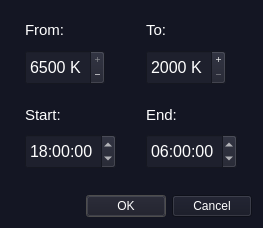
Qt form src/tempscheduler.ui (ArtrixTech/DynaGammy) before a commit.
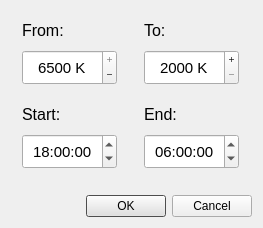
The same form after that commit. Icons and pictures are not drawn.

Commit message: Adjust style

The edit to the form file:
```diff
--- a/src/tempscheduler.ui
+++ b/src/tempscheduler.ui
@@ -16,232 +16,6 @@
     <verstretch>0</verstretch>
    </sizepolicy>
   </property>
-  <property name="palette">
-   <palette>
-    <active>
-     <colorrole role="WindowText">
-      <brush brushstyle="SolidPattern">
-       <color alpha="255">
-        <red>255</red>
-        <green>255</green>
-        <blue>255</blue>
-       </color>
-      </brush>
-     </colorrole>
-     <colorrole role="Button">
-      <brush brushstyle="SolidPattern">
-       <color alpha="255">
-        <red>20</red>
-        <green>22</green>
-        <blue>35</blue>
-       </color>
-      </brush>
-     </colorrole>
-     <colorrole role="Text">
-      <brush brushstyle="SolidPattern">
-       <color alpha="255">
-        <red>255</red>
-        <green>255</green>
-        <blue>255</blue>
-       </color>
-      </brush>
-     </colorrole>
-     <colorrole role="ButtonText">
-      <brush brushstyle="SolidPattern">
-       <color alpha="255">
-        <red>255</red>
-        <green>255</green>
-        <blue>255</blue>
-       </color>
-      </brush>
-     </colorrole>
-     <colorrole role="Base">
-      <brush brushstyle="SolidPattern">
-       <color alpha="255">
-        <red>20</red>
-        <green>22</green>
-        <blue>35</blue>
-       </color>
-      </brush>
-     </colorrole>
-     <colorrole role="Window">
-      <brush brushstyle="SolidPattern">
-       <color alpha="255">
-        <red>20</red>
-        <green>22</green>
-        <blue>35</blue>
-       </color>
-      </brush>
-     </colorrole>
-     <colorrole role="AlternateBase">
-      <brush brushstyle="SolidPattern">
-       <color alpha="255">
-        <red>79</red>
-        <green>255</green>
-        <blue>255</blue>
-       </color>
-      </brush>
-     </colorrole>
-     <colorrole role="PlaceholderText">
-      <brush brushstyle="NoBrush">
-       <color alpha="128">
-        <red>255</red>
-        <green>255</green>
-        <blue>255</blue>
-       </color>
-      </brush>
-     </colorrole>
-    </active>
-    <inactive>
-     <colorrole role="WindowText">
-      <brush brushstyle="SolidPattern">
-       <color alpha="255">
-        <red>255</red>
-        <green>255</green>
-        <blue>255</blue>
-       </color>
-      </brush>
-     </colorrole>
-     <colorrole role="Button">
-      <brush brushstyle="SolidPattern">
-       <color alpha="255">
-        <red>20</red>
-        <green>22</green>
-        <blue>35</blue>
-       </color>
-      </brush>
-     </colorrole>
-     <colorrole role="Text">
-      <brush brushstyle="SolidPattern">
-       <color alpha="255">
-        <red>255</red>
-        <green>255</green>
-        <blue>255</blue>
-       </color>
-      </brush>
-     </colorrole>
-     <colorrole role="ButtonText">
-      <brush brushstyle="SolidPattern">
-       <color alpha="255">
-        <red>255</red>
-        <green>255</green>
-        <blue>255</blue>
-       </color>
-      </brush>
-     </colorrole>
-     <colorrole role="Base">
-      <brush brushstyle="SolidPattern">
-       <color alpha="255">
-        <red>20</red>
-        <green>22</green>
-        <blue>35</blue>
-       </color>
-      </brush>
-     </colorrole>
-     <colorrole role="Window">
-      <brush brushstyle="SolidPattern">
-       <color alpha="255">
-        <red>20</red>
-        <green>22</green>
-        <blue>35</blue>
-       </color>
-      </brush>
-     </colorrole>
-     <colorrole role="AlternateBase">
-      <brush brushstyle="SolidPattern">
-       <color alpha="255">
-        <red>79</red>
-        <green>255</green>
-        <blue>255</blue>
-       </color>
-      </brush>
-     </colorrole>
-     <colorrole role="PlaceholderText">
-      <brush brushstyle="NoBrush">
-       <color alpha="128">
-        <red>255</red>
-        <green>255</green>
-        <blue>255</blue>
-       </color>
-      </brush>
-     </colorrole>
-    </inactive>
-    <disabled>
-     <colorrole role="WindowText">
-      <brush brushstyle="SolidPattern">
-       <color alpha="255">
-        <red>255</red>
-        <green>255</green>
-        <blue>255</blue>
-       </color>
-      </brush>
-     </colorrole>
-     <colorrole role="Button">
-      <brush brushstyle="SolidPattern">
-       <color alpha="255">
-        <red>20</red>
-        <green>22</green>
-        <blue>35</blue>
-       </color>
-      </brush>
-     </colorrole>
-     <colorrole role="Text">
-      <brush brushstyle="SolidPattern">
-       <color alpha="255">
-        <red>255</red>
-        <green>255</green>
-        <blue>255</blue>
-       </color>
-      </brush>
-     </colorrole>
-     <colorrole role="ButtonText">
-      <brush brushstyle="SolidPattern">
-       <color alpha="255">
-        <red>255</red>
-        <green>255</green>
-        <blue>255</blue>
-       </color>
-      </brush>
-     </colorrole>
-     <colorrole role="Base">
-      <brush brushstyle="SolidPattern">
-       <color alpha="255">
-        <red>20</red>
-        <green>22</green>
-        <blue>35</blue>
-       </color>
-      </brush>
-     </colorrole>
-     <colorrole role="Window">
-      <brush brushstyle="SolidPattern">
-       <color alpha="255">
-        <red>20</red>
-        <green>22</green>
-        <blue>35</blue>
-       </color>
-      </brush>
-     </colorrole>
-     <colorrole role="AlternateBase">
-      <brush brushstyle="SolidPattern">
-       <color alpha="255">
-        <red>79</red>
-        <green>255</green>
-        <blue>255</blue>
-       </color>
-      </brush>
-     </colorrole>
-     <colorrole role="PlaceholderText">
-      <brush brushstyle="NoBrush">
-       <color alpha="128">
-        <red>255</red>
-        <green>255</green>
-        <blue>255</blue>
-       </color>
-      </brush>
-     </colorrole>
-    </disabled>
-   </palette>
-  </property>
   <property name="windowTitle">
    <string>Temperature schedule</string>
   </property>
@@ -250,10 +24,7 @@
     <normaloff>:/res/icons/64x64ball.ico</normaloff>:/res/icons/64x64ball.ico</iconset>
   </property>
   <property name="styleSheet">
-   <string notr="true">background-color: rgb(20,22,35);
-alternate-background-color: rgb(79,255,255);
-color:white;
-</string>
+   <string notr="true"/>
   </property>
   <layout class="QGridLayout" name="gridLayout">
    <item row="3" column="0" colspan="2">
@@ -264,9 +35,9 @@
       </font>
      </property>
      <property name="styleSheet">
-      <string notr="true">background-color: rgb(20,22,35);
+      <string notr="true">
 selection-background-color: rgb(96,96,96);
-color: rgb(255, 255, 255);</string>
+</string>
      </property>
      <property name="orientation">
       <enum>Qt::Horizontal</enum>
@@ -302,7 +73,7 @@
         <widget class="QLabel" name="label_3">
          <property name="font">
           <font>
-           <pointsize>11</pointsize>
+           <pointsize>12</pointsize>
           </font>
          </property>
          <property name="text">
@@ -320,18 +91,21 @@
          </property>
          <property name="minimumSize">
           <size>
-           <width>80</width>
+           <width>95</width>
            <height>35</height>
           </size>
          </property>
          <property name="font">
           <font>
-           <pointsize>12</pointsize>
+           <pointsize>11</pointsize>
           </font>
          </property>
          <property name="styleSheet">
-          <string notr="true">background-color:rgb(30,32,45);
-selection-background-color: rgb(60, 82, 125);</string>
+          <string notr="true">selection-background-color:rgb(10, 120, 240);
+selection-color:white;</string>
+         </property>
+         <property name="alignment">
+          <set>Qt::AlignCenter</set>
          </property>
          <property name="buttonSymbols">
           <enum>QAbstractSpinBox::PlusMinus</enum>
@@ -373,7 +147,7 @@
         <widget class="QLabel" name="label">
          <property name="font">
           <font>
-           <pointsize>11</pointsize>
+           <pointsize>12</pointsize>
           </font>
          </property>
          <property name="text">
@@ -391,18 +165,22 @@
          </property>
          <property name="minimumSize">
           <size>
-           <width>80</width>
+           <width>95</width>
            <height>35</height>
           </size>
          </property>
          <property name="font">
           <font>
-           <pointsize>12</pointsize>
+           <pointsize>11</pointsize>
           </font>
          </property>
          <property name="styleSheet">
-          <string notr="true">background-color:rgb(30,32,45);
-selection-background-color: rgb(120, 62, 75);</string>
+          <string notr="true">selection-color:white;
+selection-background-color: rgb(255, 120, 60);
+</string>
+         </property>
+         <property name="alignment">
+          <set>Qt::AlignCenter</set>
          </property>
          <property name="timeSpec">
           <enum>Qt::LocalTime</enum>
@@ -440,7 +218,7 @@
         <widget class="QLabel" name="label_4">
          <property name="font">
           <font>
-           <pointsize>11</pointsize>
+           <pointsize>12</pointsize>
           </font>
          </property>
          <property name="text">
@@ -458,22 +236,26 @@
          </property>
          <property name="minimumSize">
           <size>
-           <width>80</width>
+           <width>95</width>
            <height>35</height>
           </size>
          </property>
          <property name="font">
           <font>
-           <pointsize>12</pointsize>
+           <pointsize>11</pointsize>
           </font>
          </property>
          <property name="styleSheet">
-          <string notr="true">background-color:rgb(30,32,45);
-selection-background-color: rgb(120, 62, 75);</string>
+          <string notr="true">selection-color:white;
+selection-background-color: rgb(255, 120, 60);
+</string>
          </property>
          <property name="wrapping">
           <bool>false</bool>
          </property>
+         <property name="alignment">
+          <set>Qt::AlignCenter</set>
+         </property>
          <property name="buttonSymbols">
           <enum>QAbstractSpinBox::PlusMinus</enum>
          </property>
@@ -514,7 +296,7 @@
         <widget class="QLabel" name="label_2">
          <property name="font">
           <font>
-           <pointsize>11</pointsize>
+           <pointsize>12</pointsize>
           </font>
          </property>
          <property name="text">
@@ -532,7 +314,7 @@
          </property>
          <property name="minimumSize">
           <size>
-           <width>80</width>
+           <width>95</width>
            <height>35</height>
           </size>
          </property>
@@ -544,12 +326,15 @@
          </property>
          <property name="font">
           <font>
-           <pointsize>12</pointsize>
+           <pointsize>11</pointsize>
           </font>
          </property>
          <property name="styleSheet">
-          <string notr="true">background-color:rgb(30,32,45);
-selection-background-color: rgb(60, 82, 125);</string>
+          <string notr="true">selection-background-color:rgb(10, 120, 240);
+selection-color:white;</string>
+         </property>
+         <property name="alignment">
+          <set>Qt::AlignCenter</set>
          </property>
          <property name="timeSpec">
           <enum>Qt::LocalTime</enum>
```
